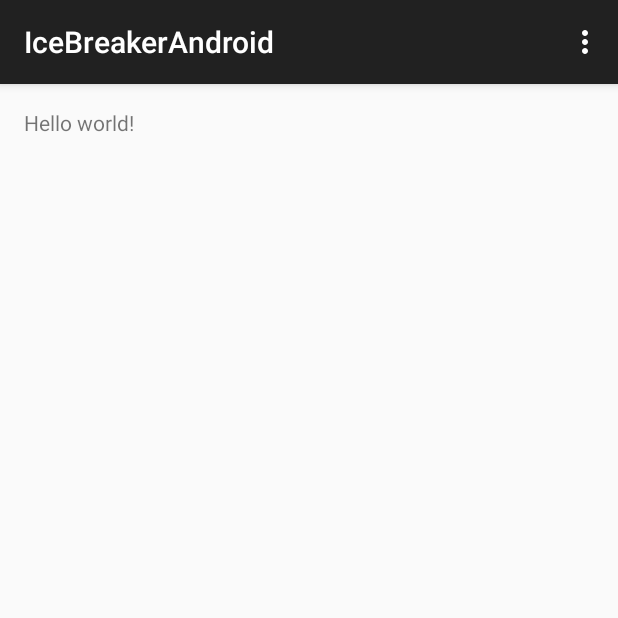
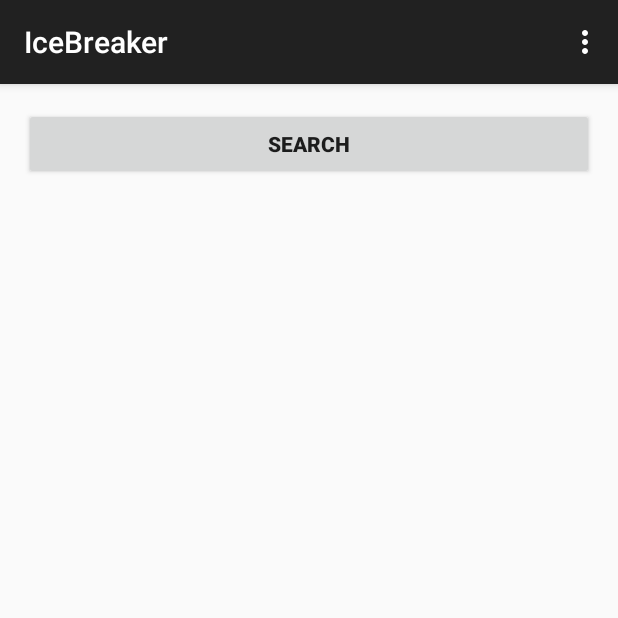
Before and after one commit to BiteCoda/icebreaker-app, an Android app: the screen it shows after launch (MainActivity), on a phone screen of 412 x 824 dp, the top half of it. Run offline under Robolectric (Android 15) with nearby library versions, the phone set to English and light mode, and no system bars.

Commit message:
onclick I start spin animation

```diff
--- a/IceBreakerAndroid/mobile/src/main/java/org/floridapoly/icebreakerandroid/MainActivity.java
+++ b/IceBreakerAndroid/mobile/src/main/java/org/floridapoly/icebreakerandroid/MainActivity.java
@@ -4,14 +4,20 @@ import android.support.v7.app.ActionBarActivity;
 import android.os.Bundle;
 import android.view.Menu;
 import android.view.MenuItem;
+import android.view.View;
+import android.widget.ProgressBar;
 
 
 public class MainActivity extends ActionBarActivity {
+
+    private ProgressBar spinner;
 
     @Override
     protected void onCreate(Bundle savedInstanceState) {
         super.onCreate(savedInstanceState);
         setContentView(R.layout.activity_main);
+        spinner = (ProgressBar) findViewById(R.id.progressBar);
+        spinner.setVisibility(View.GONE);
     }
 
 
@@ -36,4 +42,10 @@ public class MainActivity extends ActionBarActivity {
 
         return super.onOptionsItemSelected(item);
     }
+
+    public void onClick(View view) {
+        // here's where we'll start searching, etc.
+        spinner.setVisibility(View.VISIBLE);
+
+    }
 }
--- a/IceBreakerAndroid/mobile/src/main/res/layout/activity_main.xml
+++ b/IceBreakerAndroid/mobile/src/main/res/layout/activity_main.xml
@@ -5,7 +5,30 @@
     android:paddingTop="@dimen/activity_vertical_margin"
     android:paddingBottom="@dimen/activity_vertical_margin" tools:context=".MainActivity">
 
-    <TextView android:text="@string/hello_world" android:layout_width="wrap_content"
-        android:layout_height="wrap_content" />
+    <Button
+        android:layout_width="fill_parent"
+        android:layout_height="wrap_content"
+        android:text="@string/search"
+        android:id="@+id/button"
+        android:layout_alignParentTop="true"
+        android:layout_centerHorizontal="true"
+        android:textStyle="bold"
+        android:onClick="onClick" />
+
+    <ProgressBar
+        style="?android:attr/progressBarStyleLarge"
+        android:layout_width="wrap_content"
+        android:layout_height="wrap_content"
+        android:id="@+id/progressBar"
+        android:layout_centerVertical="true"
+        android:layout_centerHorizontal="true" />
+
+    <TextView
+        android:layout_width="wrap_content"
+        android:layout_height="wrap_content"
+        android:textAppearance="?android:attr/textAppearanceLarge"
+        android:id="@+id/textView"
+        android:layout_alignParentBottom="true"
+        android:layout_centerHorizontal="true" />
 
 </RelativeLayout>
--- a/IceBreakerAndroid/mobile/src/main/res/values/strings.xml
+++ b/IceBreakerAndroid/mobile/src/main/res/values/strings.xml
@@ -1,8 +1,9 @@
 <?xml version="1.0" encoding="utf-8"?>
 <resources>
 
-    <string name="app_name">IceBreakerAndroid</string>
-    <string name="hello_world">Hello world!</string>
+    <string name="app_name">IceBreaker</string>
     <string name="action_settings">Settings</string>
+    <string name="search">Search</string>
+    <string name="found">Found</string>
 
 </resources>
```
